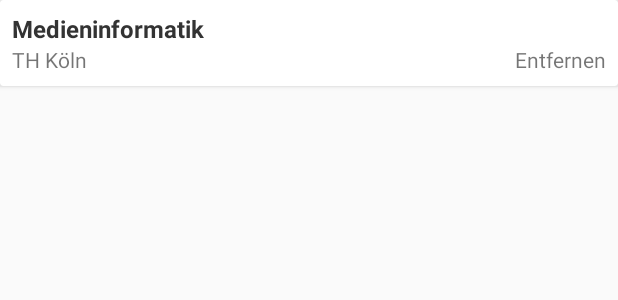
After one commit to Plsr/EISWS1516MaemeckePoplawski, an Android app: the layout course_card.xml on its own in the app's theme, with its tools: preview values and no code run, on a phone screen of 412 x 824 dp. The commit adds this screen. Shown: the top 300 px of the screen. Run offline under Robolectric (Android 15) with nearby library versions, the phone set to English and light mode, and no system bars.

Commit message:
Populated Course Bookmarks
Content is static as well, may change that if we got some time left later on.

```diff
--- /dev/null
+++ b/MS6/app/Hochschulify/app/src/main/res/layout/course_card.xml
@@ -0,0 +1,47 @@
+<?xml version="1.0" encoding="utf-8"?>
+<android.support.v7.widget.CardView
+    xmlns:card_view="http://schemas.android.com/apk/res-auto"
+    xmlns:android="http://schemas.android.com/apk/res/android"
+    android:id="@+id/card_view"
+    android:layout_width="match_parent"
+    android:layout_height="wrap_content"
+    card_view:cardCornerRadius="2dp"
+    android:layout_marginBottom="@dimen/activity_padding">
+
+
+
+    <RelativeLayout
+        android:layout_width="match_parent"
+        android:layout_height="wrap_content"
+        android:padding="8dp">
+
+
+        <TextView
+            android:id="@+id/thread_title"
+            android:layout_width="match_parent"
+            android:layout_height="wrap_content"
+            android:textSize="@dimen/card_headline_font_size"
+            android:textStyle="bold"
+            android:textColor="@color/colorBlack"
+            android:text="@string/course_name"/>
+
+        <TextView
+            android:id="@+id/comments"
+            android:layout_width="wrap_content"
+            android:layout_height="wrap_content"
+            android:layout_alignParentLeft="true"
+            android:layout_below="@id/thread_title"
+            android:text="@string/uni_name"/>
+
+        <TextView
+            android:id="@+id/entfernen"
+            android:layout_width="wrap_content"
+            android:layout_height="wrap_content"
+            android:layout_alignParentRight="true"
+            android:layout_below="@id/thread_title"
+            android:text="@string/thread_entfernen"/>
+
+    </RelativeLayout>
+
+
+</android.support.v7.widget.CardView>
--- a/MS6/app/Hochschulify/app/src/main/res/values/strings.xml
+++ b/MS6/app/Hochschulify/app/src/main/res/values/strings.xml
@@ -18,4 +18,6 @@
     <string name="thread_comments">7 Kommentare</string>
     <string name="thread_entfernen">Entfernen</string>
     <string name="thread_rating">89%</string>
+    <string name="course_name">Medieninformatik</string>
+    <string name="uni_name">TH Köln</string>
 </resources>
```
Also changed, not shown: MS6/app/Hochschulify/app/src/main/res/layout/fragment_bookmarks_courses.xml (+14 -8 lines).
